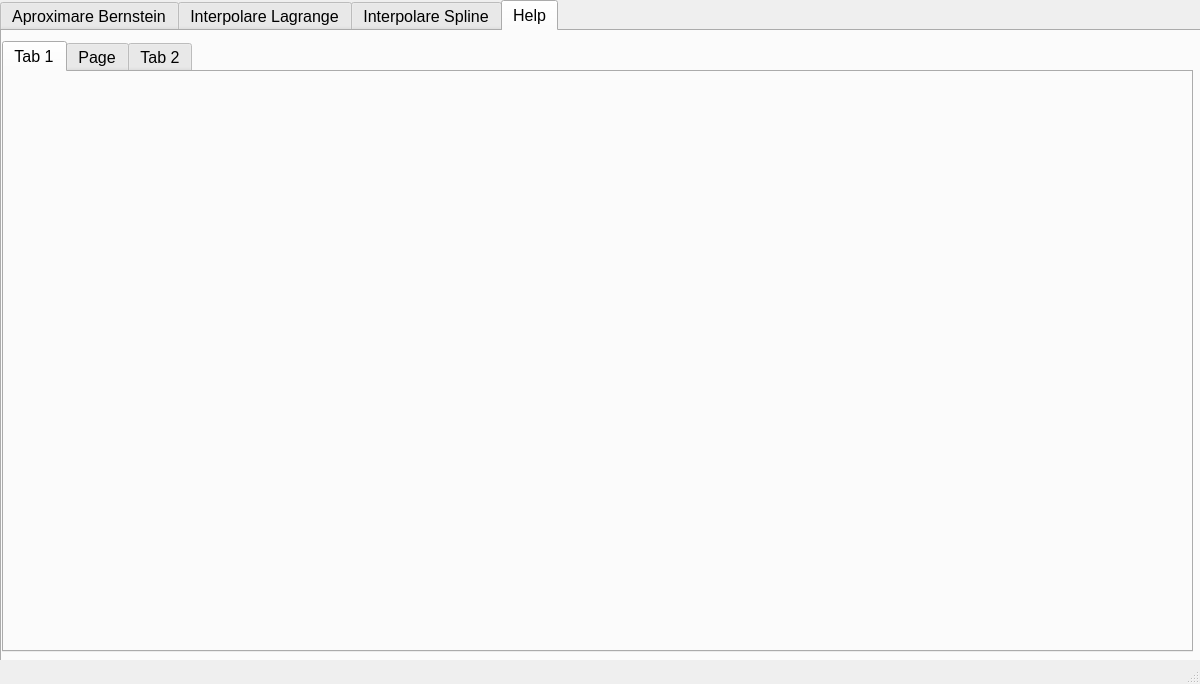
Old version of the form UI_MODEL_01.ui in the repository Vlad-Aureliu-Moraru/PROIECT-PY.
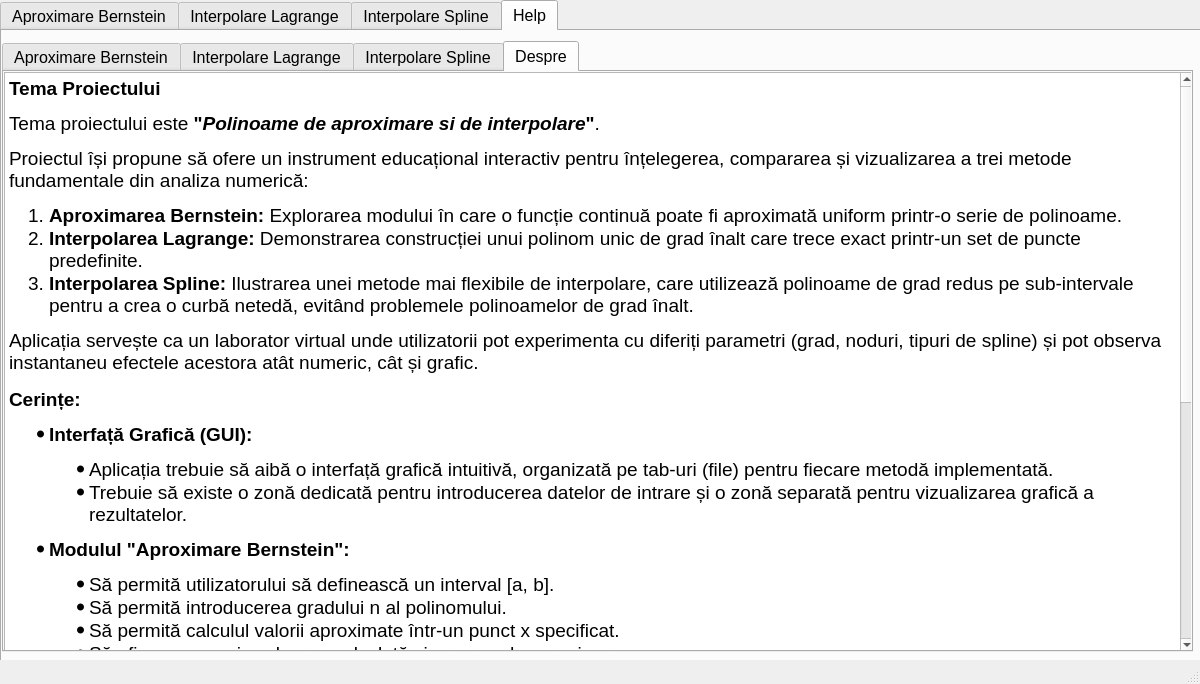
New version of the form.

The edit to the form file:
```diff
--- a/UI_MODEL_01.ui
+++ b/UI_MODEL_01.ui
@@ -13,6 +13,7 @@
   <property name="font">
    <font>
     <pointsize>12</pointsize>
+    <weight>50</weight>
     <bold>false</bold>
    </font>
   </property>
@@ -613,22 +614,107 @@
        <item row="0" column="0">
         <widget class="QTabWidget" name="tabWidget_2">
          <property name="currentIndex">
-          <number>0</number>
+          <number>3</number>
          </property>
          <widget class="QWidget" name="tab_4">
           <attribute name="title">
-           <string>Tab 1</string>
+           <string>Aproximare Bernstein</string>
           </attribute>
          </widget>
          <widget class="QWidget" name="tab_7">
           <attribute name="title">
-           <string>Page</string>
+           <string>Interpolare Lagrange</string>
           </attribute>
          </widget>
          <widget class="QWidget" name="tab_6">
           <attribute name="title">
-           <string>Tab 2</string>
+           <string>Interpolare Spline</string>
           </attribute>
+          <widget class="QTextBrowser" name="textBrowser_2">
+           <property name="geometry">
+            <rect>
+             <x>0</x>
+             <y>0</y>
+             <width>1181</width>
+             <height>571</height>
+            </rect>
+           </property>
+           <property name="html">
+            <string>&lt;!DOCTYPE HTML PUBLIC &quot;-//W3C//DTD HTML 4.0//EN&quot; &quot;http://www.w3.org/TR/REC-html40/strict.dtd&quot;&gt;
+&lt;html&gt;&lt;head&gt;&lt;meta name=&quot;qrichtext&quot; content=&quot;1&quot; /&gt;&lt;style type=&quot;text/css&quot;&gt;
+p, li { white-space: pre-wrap; }
+&lt;/style&gt;&lt;/head&gt;&lt;body style=&quot; font-family:'Fira Sans Semi-Light'; font-size:12pt; font-weight:400; font-style:normal;&quot;&gt;
+&lt;h2 style=&quot; margin-top:16px; margin-bottom:12px; margin-left:0px; margin-right:0px; -qt-block-indent:0; text-indent:0px;&quot;&gt;&lt;span style=&quot; font-size:14pt; font-weight:600;&quot;&gt;Interpolare Spline&lt;/span&gt;&lt;/h2&gt;
+&lt;h3 style=&quot; margin-top:14px; margin-bottom:12px; margin-left:0px; margin-right:0px; -qt-block-indent:0; text-indent:0px;&quot;&gt;&lt;span style=&quot; font-size:14pt; font-weight:600;&quot;&gt;Noțiuni Teoretice&lt;/span&gt;&lt;/h3&gt;
+&lt;p style=&quot; margin-top:12px; margin-bottom:12px; margin-left:0px; margin-right:0px; -qt-block-indent:0; text-indent:0px;&quot;&gt;&lt;span style=&quot; font-size:14pt;&quot;&gt;Interpolarea Spline este o tehnică avansată de interpolare care utilizează polinoame de grad mic pe sub-intervale (între noduri consecutive) și le unește astfel încât joncțiunea să fie netedă. Acest lucru evită oscilațiile mari care pot apărea la polinoamele Lagrange de grad înalt (fenomenul Runge).&lt;/span&gt;&lt;/p&gt;
+&lt;ul style=&quot;margin-top: 0px; margin-bottom: 0px; margin-left: 0px; margin-right: 0px; -qt-list-indent: 1;&quot;&gt;&lt;li style=&quot; font-size:14pt;&quot; style=&quot; margin-top:12px; margin-bottom:0px; margin-left:0px; margin-right:0px; -qt-block-indent:0; text-indent:0px;&quot;&gt;&lt;span style=&quot; font-weight:600;&quot;&gt;Liniar:&lt;/span&gt; Conectează nodurile prin segmente de dreaptă. Curba rezultată este continuă, dar nu netedă (are &amp;quot;colțuri&amp;quot;).&lt;/li&gt;
+&lt;li style=&quot; font-size:14pt;&quot; style=&quot; margin-top:0px; margin-bottom:12px; margin-left:0px; margin-right:0px; -qt-block-indent:0; text-indent:0px;&quot;&gt;&lt;span style=&quot; font-weight:600;&quot;&gt;Pătratic / Cubic:&lt;/span&gt; Folosește polinoame de gradul 2 sau 3 pe fiecare sub-interval. Spline-urile cubice sunt cele mai populare, deoarece asigură continuitatea curbei, a pantei (prima derivată) și a curburii (a doua derivată) în fiecare nod, rezultând o curbă foarte netedă.&lt;br /&gt;&lt;/li&gt;&lt;/ul&gt;
+&lt;p style=&quot; margin-top:0px; margin-bottom:12px; margin-left:0px; margin-right:0px; -qt-block-indent:1; text-indent:0px;&quot;&gt;&lt;span style=&quot; font-size:14pt; font-weight:600;&quot;&gt;Ghid de Utilizare&lt;/span&gt;&lt;/p&gt;
+&lt;ol style=&quot;margin-top: 0px; margin-bottom: 0px; margin-left: 0px; margin-right: 0px; -qt-list-indent: 1;&quot;&gt;&lt;li style=&quot; font-size:14pt;&quot; style=&quot; margin-top:12px; margin-bottom:0px; margin-left:0px; margin-right:0px; -qt-block-indent:0; text-indent:0px;&quot;&gt;&lt;span style=&quot; font-weight:600;&quot;&gt;Introduceți Intervalul:&lt;/span&gt; Stabiliți intervalul de afișare a graficului.&lt;/li&gt;
+&lt;li style=&quot; font-size:14pt;&quot; style=&quot; margin-top:0px; margin-bottom:0px; margin-left:0px; margin-right:0px; -qt-block-indent:0; text-indent:0px;&quot;&gt;&lt;span style=&quot; font-weight:600;&quot;&gt;Setați Numărul de Noduri:&lt;/span&gt; Introduceți numărul total de puncte (noduri) prin care va trece curba spline.&lt;/li&gt;
+&lt;li style=&quot; font-size:14pt;&quot; style=&quot; margin-top:0px; margin-bottom:0px; margin-left:0px; margin-right:0px; -qt-block-indent:0; text-indent:0px;&quot;&gt;&lt;span style=&quot; font-weight:600;&quot;&gt;Introduceți Nodurile:&lt;/span&gt; Completați tabelul &lt;span style=&quot; font-family:'monospace';&quot;&gt;Variabile&lt;/span&gt; cu coordonatele &lt;span style=&quot; font-family:'monospace';&quot;&gt;X&lt;/span&gt; și &lt;span style=&quot; font-family:'monospace';&quot;&gt;Y&lt;/span&gt; ale fiecărui nod.&lt;/li&gt;
+&lt;li style=&quot; font-size:14pt;&quot; style=&quot; margin-top:0px; margin-bottom:0px; margin-left:0px; margin-right:0px; -qt-block-indent:0; text-indent:0px;&quot;&gt;&lt;span style=&quot; font-weight:600;&quot;&gt;Alegeți Tipul de Spline:&lt;/span&gt; Selectați una dintre opțiunile: &lt;/li&gt;
+&lt;ul style=&quot;margin-top: 0px; margin-bottom: 0px; margin-left: 0px; margin-right: 0px; -qt-list-indent: 2;&quot;&gt;&lt;li style=&quot; font-size:14pt;&quot; style=&quot; margin-top:0px; margin-bottom:0px; margin-left:0px; margin-right:0px; -qt-block-indent:0; text-indent:0px;&quot;&gt;&lt;span style=&quot; font-family:'monospace';&quot;&gt;Liniar&lt;/span&gt;&lt;/li&gt;
+&lt;li style=&quot; font-size:14pt;&quot; style=&quot; margin-top:0px; margin-bottom:0px; margin-left:0px; margin-right:0px; -qt-block-indent:0; text-indent:0px;&quot;&gt;&lt;span style=&quot; font-family:'monospace';&quot;&gt;Pătratic&lt;/span&gt;&lt;/li&gt;
+&lt;li style=&quot; font-size:14pt;&quot; style=&quot; margin-top:0px; margin-bottom:0px; margin-left:0px; margin-right:0px; -qt-block-indent:0; text-indent:0px;&quot;&gt;&lt;span style=&quot; font-family:'monospace';&quot;&gt;Cubic&lt;/span&gt;&lt;/li&gt;&lt;/ul&gt;
+&lt;li style=&quot; font-size:14pt;&quot; style=&quot; margin-top:0px; margin-bottom:0px; margin-left:0px; margin-right:0px; -qt-block-indent:0; text-indent:0px;&quot;&gt;&lt;span style=&quot; font-weight:600;&quot;&gt;Calculați:&lt;/span&gt; Apăsați butonul &lt;span style=&quot; font-weight:600;&quot;&gt;&amp;quot;Calculează&amp;quot;&lt;/span&gt;.&lt;/li&gt;
+&lt;li style=&quot; font-size:14pt;&quot; style=&quot; margin-top:0px; margin-bottom:12px; margin-left:0px; margin-right:0px; -qt-block-indent:0; text-indent:0px;&quot;&gt;&lt;span style=&quot; font-weight:600;&quot;&gt;Vizualizați Rezultatele:&lt;/span&gt; &lt;/li&gt;&lt;/ol&gt;
+&lt;ul style=&quot;margin-top: 0px; margin-bottom: 0px; margin-left: 0px; margin-right: 0px; -qt-list-indent: 2;&quot;&gt;&lt;li style=&quot; font-size:14pt;&quot; style=&quot; margin-top:0px; margin-bottom:0px; margin-left:0px; margin-right:0px; -qt-block-indent:0; text-indent:0px;&quot;&gt;&lt;span style=&quot; font-family:'monospace';&quot;&gt;Output F(X)&lt;/span&gt;: Va afișa setul de ecuații polinomiale care definesc curba spline pe fiecare sub-interval.&lt;/li&gt;
+&lt;li style=&quot; font-size:14pt;&quot; style=&quot; margin-top:0px; margin-bottom:0px; margin-left:0px; margin-right:0px; -qt-block-indent:0; text-indent:0px;&quot;&gt;&lt;span style=&quot; font-family:'monospace';&quot;&gt;Output Error&lt;/span&gt;: Poate oferi informații despre eroare, dacă este cazul.&lt;/li&gt;
+&lt;li style=&quot; font-size:14pt;&quot; style=&quot; margin-top:0px; margin-bottom:0px; margin-left:0px; margin-right:0px; -qt-block-indent:0; text-indent:0px;&quot;&gt;Graficul din dreapta va afișa curba spline netedă care trece prin toate nodurile specificate.&lt;/li&gt;&lt;/ul&gt;&lt;/body&gt;&lt;/html&gt;</string>
+           </property>
+          </widget>
+         </widget>
+         <widget class="QWidget" name="tab_8">
+          <attribute name="title">
+           <string>Despre</string>
+          </attribute>
+          <widget class="QTextEdit" name="textEdit_2">
+           <property name="geometry">
+            <rect>
+             <x>0</x>
+             <y>0</y>
+             <width>1191</width>
+             <height>581</height>
+            </rect>
+           </property>
+           <property name="html">
+            <string>&lt;!DOCTYPE HTML PUBLIC &quot;-//W3C//DTD HTML 4.0//EN&quot; &quot;http://www.w3.org/TR/REC-html40/strict.dtd&quot;&gt;
+&lt;html&gt;&lt;head&gt;&lt;meta name=&quot;qrichtext&quot; content=&quot;1&quot; /&gt;&lt;style type=&quot;text/css&quot;&gt;
+p, li { white-space: pre-wrap; }
+&lt;/style&gt;&lt;/head&gt;&lt;body style=&quot; font-family:'Fira Sans Semi-Light'; font-size:12pt; font-weight:400; font-style:normal;&quot;&gt;
+&lt;h3 style=&quot; margin-top:14px; margin-bottom:12px; margin-left:0px; margin-right:0px; -qt-block-indent:0; text-indent:0px;&quot;&gt;&lt;span style=&quot; font-size:14pt; font-weight:600;&quot;&gt;Tema Proiectului&lt;/span&gt;&lt;/h3&gt;
+&lt;p style=&quot; margin-top:12px; margin-bottom:12px; margin-left:0px; margin-right:0px; -qt-block-indent:0; text-indent:0px;&quot;&gt;&lt;span style=&quot; font-size:14pt;&quot;&gt;Tema proiectului este &lt;/span&gt;&lt;span style=&quot; font-size:14pt; font-weight:600;&quot;&gt;&amp;quot;&lt;/span&gt;&lt;span style=&quot; font-size:14pt; font-weight:600; font-style:italic;&quot;&gt;Polinoame de aproximare si de interpolare&lt;/span&gt;&lt;span style=&quot; font-size:14pt; font-weight:600;&quot;&gt;&amp;quot;&lt;/span&gt;&lt;span style=&quot; font-size:14pt;&quot;&gt;.&lt;/span&gt;&lt;/p&gt;
+&lt;p style=&quot; margin-top:12px; margin-bottom:12px; margin-left:0px; margin-right:0px; -qt-block-indent:0; text-indent:0px;&quot;&gt;&lt;span style=&quot; font-size:14pt;&quot;&gt;Proiectul își propune să ofere un instrument educațional interactiv pentru înțelegerea, compararea și vizualizarea a trei metode fundamentale din analiza numerică:&lt;/span&gt;&lt;/p&gt;
+&lt;ol style=&quot;margin-top: 0px; margin-bottom: 0px; margin-left: 0px; margin-right: 0px; -qt-list-indent: 1;&quot;&gt;&lt;li style=&quot; font-size:14pt;&quot; style=&quot; margin-top:12px; margin-bottom:0px; margin-left:0px; margin-right:0px; -qt-block-indent:0; text-indent:0px;&quot;&gt;&lt;span style=&quot; font-weight:600;&quot;&gt;Aproximarea Bernstein:&lt;/span&gt; Explorarea modului în care o funcție continuă poate fi aproximată uniform printr-o serie de polinoame.&lt;/li&gt;
+&lt;li style=&quot; font-size:14pt;&quot; style=&quot; margin-top:0px; margin-bottom:0px; margin-left:0px; margin-right:0px; -qt-block-indent:0; text-indent:0px;&quot;&gt;&lt;span style=&quot; font-weight:600;&quot;&gt;Interpolarea Lagrange:&lt;/span&gt; Demonstrarea construcției unui polinom unic de grad înalt care trece exact printr-un set de puncte predefinite.&lt;/li&gt;
+&lt;li style=&quot; font-size:14pt;&quot; style=&quot; margin-top:0px; margin-bottom:12px; margin-left:0px; margin-right:0px; -qt-block-indent:0; text-indent:0px;&quot;&gt;&lt;span style=&quot; font-weight:600;&quot;&gt;Interpolarea Spline:&lt;/span&gt; Ilustrarea unei metode mai flexibile de interpolare, care utilizează polinoame de grad redus pe sub-intervale pentru a crea o curbă netedă, evitând problemele polinoamelor de grad înalt.&lt;/li&gt;&lt;/ol&gt;
+&lt;p style=&quot; margin-top:12px; margin-bottom:12px; margin-left:0px; margin-right:0px; -qt-block-indent:0; text-indent:0px;&quot;&gt;&lt;span style=&quot; font-size:14pt;&quot;&gt;Aplicația servește ca un laborator virtual unde utilizatorii pot experimenta cu diferiți parametri (grad, noduri, tipuri de spline) și pot observa instantaneu efectele acestora atât numeric, cât și grafic.&lt;/span&gt;&lt;/p&gt;
+&lt;h3 style=&quot; margin-top:14px; margin-bottom:12px; margin-left:0px; margin-right:0px; -qt-block-indent:0; text-indent:0px;&quot;&gt;&lt;span style=&quot; font-size:14pt; font-weight:600;&quot;&gt;Cerințe:&lt;/span&gt;&lt;/h3&gt;
+&lt;ul style=&quot;margin-top: 0px; margin-bottom: 0px; margin-left: 0px; margin-right: 0px; -qt-list-indent: 1;&quot;&gt;&lt;li style=&quot; font-size:14pt;&quot; style=&quot; margin-top:12px; margin-bottom:12px; margin-left:0px; margin-right:0px; -qt-block-indent:0; text-indent:0px;&quot;&gt;&lt;span style=&quot; font-weight:600;&quot;&gt;Interfață Grafică (GUI):&lt;/span&gt;&lt;/li&gt;
+&lt;ul style=&quot;margin-top: 0px; margin-bottom: 0px; margin-left: 0px; margin-right: 0px; -qt-list-indent: 2;&quot;&gt;&lt;li style=&quot; font-size:14pt;&quot; style=&quot; margin-top:0px; margin-bottom:0px; margin-left:0px; margin-right:0px; -qt-block-indent:0; text-indent:0px;&quot;&gt;Aplicația trebuie să aibă o interfață grafică intuitivă, organizată pe tab-uri (file) pentru fiecare metodă implementată.&lt;/li&gt;
+&lt;li style=&quot; font-size:14pt;&quot; style=&quot; margin-top:0px; margin-bottom:0px; margin-left:0px; margin-right:0px; -qt-block-indent:0; text-indent:0px;&quot;&gt;Trebuie să existe o zonă dedicată pentru introducerea datelor de intrare și o zonă separată pentru vizualizarea grafică a rezultatelor.&lt;/li&gt;&lt;/ul&gt;
+&lt;li style=&quot; font-size:14pt;&quot; style=&quot; margin-top:12px; margin-bottom:12px; margin-left:0px; margin-right:0px; -qt-block-indent:0; text-indent:0px;&quot;&gt;&lt;span style=&quot; font-weight:600;&quot;&gt;Modulul &amp;quot;Aproximare Bernstein&amp;quot;:&lt;/span&gt;&lt;/li&gt;
+&lt;ul style=&quot;margin-top: 0px; margin-bottom: 0px; margin-left: 0px; margin-right: 0px; -qt-list-indent: 2;&quot;&gt;&lt;li style=&quot; font-size:14pt;&quot; style=&quot; margin-top:0px; margin-bottom:0px; margin-left:0px; margin-right:0px; -qt-block-indent:0; text-indent:0px;&quot;&gt;Să permită utilizatorului să definească un interval &lt;span style=&quot; font-family:'monospace';&quot;&gt;[a, b]&lt;/span&gt;.&lt;/li&gt;
+&lt;li style=&quot; font-size:14pt;&quot; style=&quot; margin-top:0px; margin-bottom:0px; margin-left:0px; margin-right:0px; -qt-block-indent:0; text-indent:0px;&quot;&gt;Să permită introducerea gradului &lt;span style=&quot; font-family:'monospace';&quot;&gt;n&lt;/span&gt; al polinomului.&lt;/li&gt;
+&lt;li style=&quot; font-size:14pt;&quot; style=&quot; margin-top:0px; margin-bottom:0px; margin-left:0px; margin-right:0px; -qt-block-indent:0; text-indent:0px;&quot;&gt;Să permită calculul valorii aproximate într-un punct &lt;span style=&quot; font-family:'monospace';&quot;&gt;x&lt;/span&gt; specificat.&lt;/li&gt;
+&lt;li style=&quot; font-size:14pt;&quot; style=&quot; margin-top:0px; margin-bottom:0px; margin-left:0px; margin-right:0px; -qt-block-indent:0; text-indent:0px;&quot;&gt;Să afișeze numeric valoarea calculată și eroarea de aproximare.&lt;/li&gt;
+&lt;li style=&quot; font-size:14pt;&quot; style=&quot; margin-top:0px; margin-bottom:0px; margin-left:0px; margin-right:0px; -qt-block-indent:0; text-indent:0px;&quot;&gt;Să reprezinte grafic funcția originală și polinomul de aproximare.&lt;/li&gt;&lt;/ul&gt;
+&lt;li style=&quot; font-size:14pt;&quot; style=&quot; margin-top:12px; margin-bottom:12px; margin-left:0px; margin-right:0px; -qt-block-indent:0; text-indent:0px;&quot;&gt;&lt;span style=&quot; font-weight:600;&quot;&gt;Modulul &amp;quot;Interpolare Lagrange&amp;quot;:&lt;/span&gt;&lt;/li&gt;
+&lt;ul style=&quot;margin-top: 0px; margin-bottom: 0px; margin-left: 0px; margin-right: 0px; -qt-list-indent: 2;&quot;&gt;&lt;li style=&quot; font-size:14pt;&quot; style=&quot; margin-top:0px; margin-bottom:0px; margin-left:0px; margin-right:0px; -qt-block-indent:0; text-indent:0px;&quot;&gt;Să permită utilizatorului să specifice numărul de noduri de interpolare.&lt;/li&gt;
+&lt;li style=&quot; font-size:14pt;&quot; style=&quot; margin-top:0px; margin-bottom:0px; margin-left:0px; margin-right:0px; -qt-block-indent:0; text-indent:0px;&quot;&gt;Să ofere posibilitatea de a introduce coordonatele &lt;span style=&quot; font-family:'monospace';&quot;&gt;(x, y)&lt;/span&gt; pentru fiecare nod într-un tabel.&lt;/li&gt;
+&lt;li style=&quot; font-size:14pt;&quot; style=&quot; margin-top:0px; margin-bottom:0px; margin-left:0px; margin-right:0px; -qt-block-indent:0; text-indent:0px;&quot;&gt;Să calculeze și să afișeze forma analitică a polinomului Lagrange rezultat.&lt;/li&gt;
+&lt;li style=&quot; font-size:14pt;&quot; style=&quot; margin-top:0px; margin-bottom:0px; margin-left:0px; margin-right:0px; -qt-block-indent:0; text-indent:0px;&quot;&gt;Să traseze grafic nodurile și curba polinomului care trece prin ele.&lt;/li&gt;&lt;/ul&gt;
+&lt;li style=&quot; font-size:14pt;&quot; style=&quot; margin-top:12px; margin-bottom:12px; margin-left:0px; margin-right:0px; -qt-block-indent:0; text-indent:0px;&quot;&gt;&lt;span style=&quot; font-weight:600;&quot;&gt;Modulul &amp;quot;Interpolare Spline&amp;quot;:&lt;/span&gt;&lt;/li&gt;
+&lt;ul style=&quot;margin-top: 0px; margin-bottom: 0px; margin-left: 0px; margin-right: 0px; -qt-list-indent: 2;&quot;&gt;&lt;li style=&quot; font-size:14pt;&quot; style=&quot; margin-top:0px; margin-bottom:0px; margin-left:0px; margin-right:0px; -qt-block-indent:0; text-indent:0px;&quot;&gt;Să permită introducerea unui set de noduri de interpolare &lt;span style=&quot; font-family:'monospace';&quot;&gt;(x, y)&lt;/span&gt;.&lt;/li&gt;
+&lt;li style=&quot; font-size:14pt;&quot; style=&quot; margin-top:0px; margin-bottom:0px; margin-left:0px; margin-right:0px; -qt-block-indent:0; text-indent:0px;&quot;&gt;Să ofere utilizatorului opțiunea de a alege tipul de interpolare spline (Liniar, Pătratic, Cubic).&lt;/li&gt;
+&lt;li style=&quot; font-size:14pt;&quot; style=&quot; margin-top:0px; margin-bottom:0px; margin-left:0px; margin-right:0px; -qt-block-indent:0; text-indent:0px;&quot;&gt;Să calculeze și să afișeze ecuațiile polinoamelor de pe fiecare sub-interval.&lt;/li&gt;
+&lt;li style=&quot; font-size:14pt;&quot; style=&quot; margin-top:0px; margin-bottom:0px; margin-left:0px; margin-right:0px; -qt-block-indent:0; text-indent:0px;&quot;&gt;Să reprezinte grafic curba spline netedă care unește nodurile.&lt;/li&gt;&lt;/ul&gt;
+&lt;li style=&quot; font-size:14pt;&quot; style=&quot; margin-top:12px; margin-bottom:12px; margin-left:0px; margin-right:0px; -qt-block-indent:0; text-indent:0px;&quot;&gt;&lt;span style=&quot; font-weight:600;&quot;&gt;Modulul &amp;quot;Help&amp;quot;:&lt;/span&gt;&lt;/li&gt;&lt;/ul&gt;
+&lt;ul style=&quot;margin-top: 0px; margin-bottom: 0px; margin-left: 0px; margin-right: 0px; -qt-list-indent: 2;&quot;&gt;&lt;li style=&quot; font-size:14pt;&quot; style=&quot; margin-top:0px; margin-bottom:0px; margin-left:0px; margin-right:0px; -qt-block-indent:0; text-indent:0px;&quot;&gt;Să includă o secțiune de ajutor care să explice noțiunile teoretice, formulele matematice și ghidul de utilizare pentru fiecare metodă.&lt;/li&gt;&lt;/ul&gt;
+&lt;p style=&quot;-qt-paragraph-type:empty; margin-top:0px; margin-bottom:0px; margin-left:0px; margin-right:0px; -qt-block-indent:1; text-indent:0px; font-size:14pt;&quot;&gt;&lt;br /&gt;&lt;/p&gt;&lt;/body&gt;&lt;/html&gt;</string>
+           </property>
+          </widget>
          </widget>
         </widget>
        </item>
```
Left out of the diff: 88 changed lines with no effect on the pictures.
